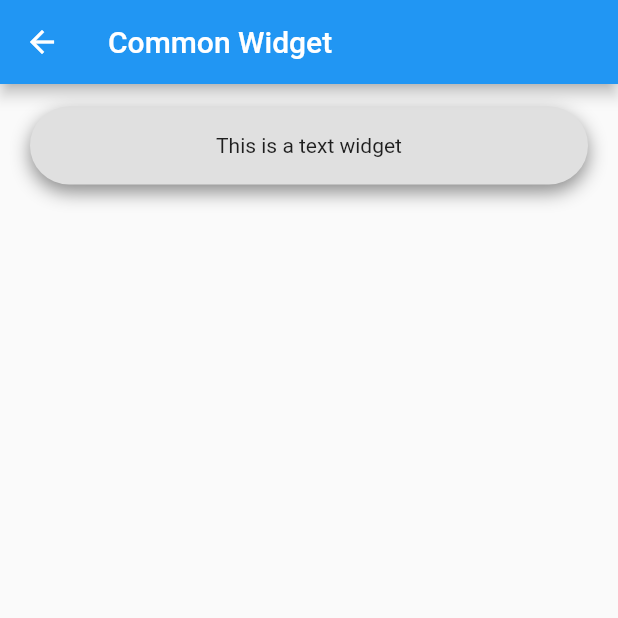
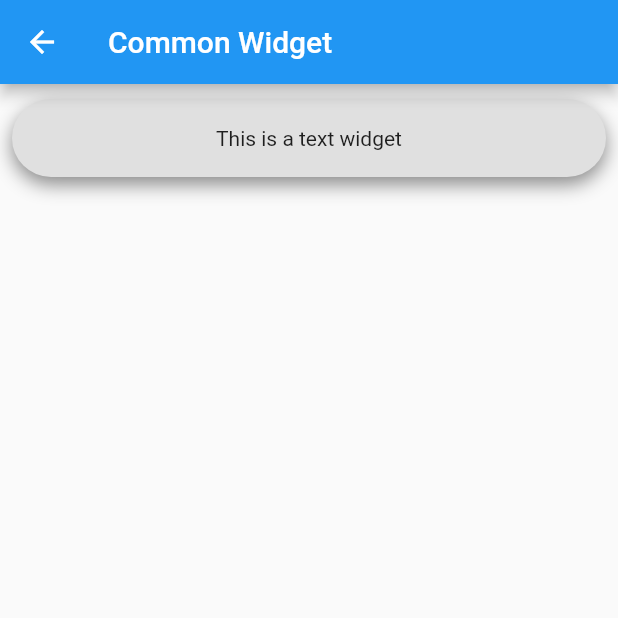
Before and after one commit to juandozuna/flutter-course, a Flutter app: the CommonWidgetPage screen opened directly, on a phone screen of 412 x 824 dp, the top half of it. Run offline on Flutter 3.47's test engine with Material 2 defaults, Android fonts, the phone set to English and light mode, and no system bars.

Commit message:
minor change

```diff
--- a/project_1/lib/widgets/common_widget_container.dart
+++ b/project_1/lib/widgets/common_widget_container.dart
@@ -24,7 +24,7 @@ class CommonWidgetContainer extends StatelessWidget {
         ],
       ),
       padding: const EdgeInsets.all(18.0),
-      margin: const EdgeInsets.symmetric(horizontal: 20, vertical: 15),
+      margin: const EdgeInsets.symmetric(horizontal: 8, vertical: 10),
       child: Center(child: child),
     );
   }
```
